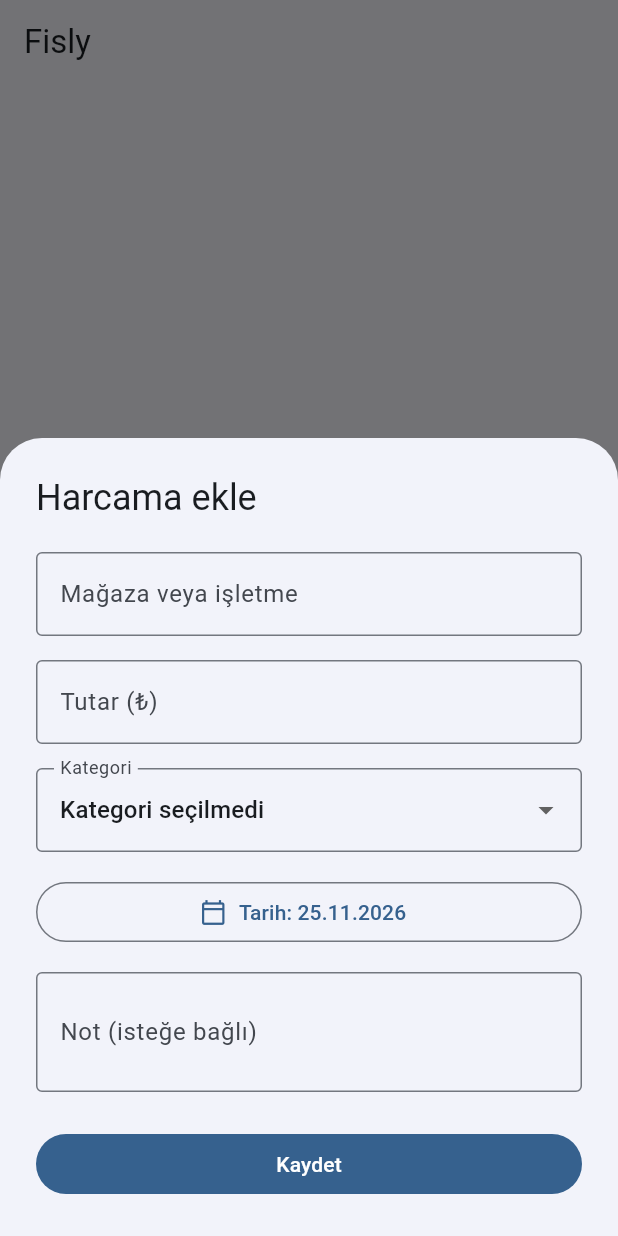
After one commit to uygrgcmn/fisly, a Flutter app: the screen it shows after launch, after a tap on "Harcama ekle", on a phone screen of 412 x 824 dp. The commit adds this screen. Run offline on Flutter 3.47's test engine with Material 3 defaults, Android fonts, the phone set to English and light mode, and no system bars; our stand-ins replace drift, drift_flutter, flutter_riverpod, go_router, material_ui; accounts and stored records are empty; generated files the repository leaves out were written again.

Commit message:
feat(expenses): add offline CRUD workflow

```diff
--- /dev/null
+++ b/lib/core/database/database_provider.dart
@@ -0,0 +1,13 @@
+import 'dart:async';
+
+import 'package:flutter_riverpod/flutter_riverpod.dart';
+
+import 'app_database.dart';
+
+final appDatabaseProvider = Provider<AppDatabase>((ref) {
+  final database = AppDatabase();
+  ref.onDispose(() {
+    unawaited(database.close());
+  });
+  return database;
+});
--- /dev/null
+++ b/lib/features/categories/data/categories_repository.dart
@@ -0,0 +1,68 @@
+import 'package:drift/drift.dart';
+
+import '../../../core/database/app_database.dart';
+import '../domain/category.dart';
+
+class CategoriesRepository {
+  const CategoriesRepository(this._database);
+
+  static const _defaultCategoryNames = [
+    'Yemek',
+    'Market',
+    'Ulaşım',
+    'Faturalar',
+    'Alışveriş',
+    'Sağlık',
+    'Eğlence',
+    'Diğer',
+  ];
+
+  final AppDatabase _database;
+
+  Stream<List<Category>> watchCategories() {
+    final query = _database.select(_database.categories)
+      ..orderBy([(row) => OrderingTerm.asc(row.name)]);
+
+    return query.watch().map(
+      (rows) => rows
+          .map(
+            (row) => Category(
+              id: row.id,
+              name: row.name,
+              isDefault: row.isDefault,
+              createdAt: row.createdAt,
+              updatedAt: row.updatedAt,
+            ),
+          )
+          .toList(growable: false),
+    );
+  }
+
+  Future<void> ensureDefaultCategories() async {
+    await _database.transaction(() async {
+      final existing = await (_database.select(
+        _database.categories,
+      )..where((row) => row.isDefault.equals(true))).get();
+      final existingNames = existing.map((row) => row.name).toSet();
+      final missingNames = _defaultCategoryNames
+          .where((name) => !existingNames.contains(name))
+          .toList(growable: false);
+
+      if (missingNames.isEmpty) return;
+
+      await _database.batch((batch) {
+        batch.insertAll(
+          _database.categories,
+          missingNames
+              .map(
+                (name) => CategoriesCompanion.insert(
+                  name: name,
+                  isDefault: const Value(true),
+                ),
+              )
+              .toList(growable: false),
+        );
+      });
+    });
+  }
+}
--- a/lib/features/categories/data/categories_table.dart
+++ b/lib/features/categories/data/categories_table.dart
@@ -1,6 +1,7 @@
 import 'package:drift/drift.dart';
 import 'package:uuid/uuid.dart';
 
+@DataClassName('CategoryRow')
 class Categories extends Table {
   TextColumn get id => text().clientDefault(() => Uuid().v4())();
 
--- /dev/null
+++ b/lib/features/categories/domain/category.dart
@@ -0,0 +1,15 @@
+class Category {
+  const Category({
+    required this.id,
+    required this.name,
+    required this.isDefault,
+    required this.createdAt,
+    required this.updatedAt,
+  });
+
+  final String id;
+  final String name;
+  final bool isDefault;
+  final DateTime createdAt;
+  final DateTime updatedAt;
+}
--- /dev/null
+++ b/lib/features/categories/presentation/categories_providers.dart
@@ -0,0 +1,15 @@
+import 'package:flutter_riverpod/flutter_riverpod.dart';
+
+import '../../../core/database/database_provider.dart';
+import '../data/categories_repository.dart';
+import '../domain/category.dart';
+
+final categoriesRepositoryProvider = Provider<CategoriesRepository>((ref) {
+  return CategoriesRepository(ref.watch(appDatabaseProvider));
+});
+
+final categoriesProvider = StreamProvider<List<Category>>((ref) async* {
+  final repository = ref.watch(categoriesRepositoryProvider);
+  await repository.ensureDefaultCategories();
+  yield* repository.watchCategories();
+});
--- /dev/null
+++ b/lib/features/expenses/presentation/expense_form_sheet.dart
@@ -0,0 +1,260 @@
+import 'package:material_ui/material_ui.dart';
+import 'package:flutter_riverpod/flutter_riverpod.dart';
+
+import '../../../features/categories/presentation/categories_providers.dart';
+import '../domain/expense.dart';
+import 'expenses_providers.dart';
+
+class ExpenseFormSheet extends ConsumerStatefulWidget {
+  const ExpenseFormSheet({super.key, this.expense});
+
+  final Expense? expense;
+
+  @override
+  ConsumerState<ExpenseFormSheet> createState() => _ExpenseFormSheetState();
+}
+
+class _ExpenseFormSheetState extends ConsumerState<ExpenseFormSheet> {
+  final _formKey = GlobalKey<FormState>();
+  late final TextEditingController _merchantController;
+  late final TextEditingController _amountController;
+  late final TextEditingController _noteController;
+  late DateTime _occurredAt;
+  String? _categoryId;
+  bool _isSaving = false;
+
+  @override
+  void initState() {
+    super.initState();
+    final expense = widget.expense;
+    _merchantController = TextEditingController(text: expense?.merchant);
+    _amountController = TextEditingController(
+      text: expense == null ? '' : _formatAmount(expense.amountMinorUnits),
+    );
+    _noteController = TextEditingController(text: expense?.note);
+    _occurredAt = expense?.occurredAt ?? DateTime.now();
+    _categoryId = expense?.categoryId;
+  }
+
+  @override
+  void dispose() {
+    _merchantController.dispose();
+    _amountController.dispose();
+    _noteController.dispose();
+    super.dispose();
+  }
+
+  @override
+  Widget build(BuildContext context) {
+    final categoriesAsync = ref.watch(categoriesProvider);
+
+    return Padding(
+      padding: EdgeInsets.only(bottom: MediaQuery.viewInsetsOf(context).bottom),
+      child: SafeArea(
+        child: SingleChildScrollView(
+          padding: const EdgeInsets.all(24),
+          child: Form(
+            key: _formKey,
+            child: Column(
+              mainAxisSize: MainAxisSize.min,
+              crossAxisAlignment: CrossAxisAlignment.stretch,
+              children: [
+                Text(
+                  widget.expense == null ? 'Harcama ekle' : 'Harcamayı düzenle',
+                  style: Theme.of(context).textTheme.headlineSmall,
+                ),
+                const SizedBox(height: 20),
+                TextFormField(
+                  key: const Key('merchant-field'),
+                  controller: _merchantController,
+                  decoration: const InputDecoration(
+                    labelText: 'Mağaza veya işletme',
+                    border: OutlineInputBorder(),
+                  ),
+                  textCapitalization: TextCapitalization.words,
+                  validator: (value) => value == null || value.trim().isEmpty
+                      ? 'Bu alan zorunludur.'
+                      : null,
+                ),
+                const SizedBox(height: 16),
+                TextFormField(
+                  key: const Key('amount-field'),
+                  controller: _amountController,
+                  decoration: const InputDecoration(
+                    labelText: 'Tutar (₺)',
+                    hintText: 'Örn. 125,50',
+                    border: OutlineInputBorder(),
+                  ),
+                  keyboardType: const TextInputType.numberWithOptions(
+                    decimal: true,
+                  ),
+                  validator: (value) =>
+                      _parseAmountMinorUnits(value ?? '') == null
+                      ? 'Geçerli bir tutar girin.'
+                      : null,
+                ),
+                const SizedBox(height: 16),
+                categoriesAsync.when(
+                  data: (categories) => DropdownButtonFormField<String>(
+                    key: const Key('category-field'),
+                    initialValue: _categoryId,
+                    decoration: const InputDecoration(
+                      labelText: 'Kategori',
+                      border: OutlineInputBorder(),
+                    ),
+                    items: [
+                      const DropdownMenuItem<String>(
+                        value: null,
+                        child: Text('Kategori seçilmedi'),
+                      ),
+                      ...categories.map(
+                        (category) => DropdownMenuItem<String>(
+                          value: category.id,
+                          child: Text(category.name),
+                        ),
+                      ),
+                    ],
+                    onChanged: (value) => setState(() => _categoryId = value),
+                  ),
+                  loading: () => const LinearProgressIndicator(),
+                  error: (error, _) => Text(
+                    'Kategoriler yüklenemedi: $error',
+                    style: TextStyle(
+                      color: Theme.of(context).colorScheme.error,
+                    ),
+                  ),
+                ),
+                const SizedBox(height: 16),
+                OutlinedButton.icon(
+                  onPressed: _selectDate,
+                  icon: const Icon(Icons.calendar_today_outlined),
+                  label: Text('Tarih: ${_formatDate(_occurredAt)}'),
+                ),
+                const SizedBox(height: 16),
+                TextFormField(
+                  key: const Key('note-field'),
+                  controller: _noteController,
+                  decoration: const InputDecoration(
+                    labelText: 'Not (isteğe bağlı)',
+                    border: OutlineInputBorder(),
+                  ),
+                  textCapitalization: TextCapitalization.sentences,
+                  maxLines: 2,
+                ),
+                const SizedBox(height: 24),
+                FilledButton(
+                  key: const Key('save-expense-button'),
+                  onPressed: _isSaving || !categoriesAsync.hasValue
+                      ? null
+                      : _saveExpense,
+                  child: Text(_isSaving ? 'Kaydediliyor...' : 'Kaydet'),
+                ),
+              ],
+            ),
+          ),
+        ),
+      ),
+    );
+  }
+
+  Future<void> _selectDate() async {
+    final selectedDate = await showDatePicker(
+      context: context,
+      initialDate: _occurredAt,
+      firstDate: DateTime(2000),
+      lastDate: DateTime.now().add(const Duration(days: 365 * 5)),
+    );
+    if (selectedDate != null) {
+      setState(() => _occurredAt = selectedDate);
+    }
+  }
+
+  Future<void> _saveExpense() async {
+    if (!_formKey.currentState!.validate()) return;
+
+    final amountMinorUnits = _parseAmountMinorUnits(_amountController.text);
+    if (amountMinorUnits == null) return;
+
+    setState(() => _isSaving = true);
+    try {
+      final repository = ref.read(expensesRepositoryProvider);
+      final existingExpense = widget.expense;
+      if (existingExpense == null) {
+        await repository.addExpense(
+          merchant: _merchantController.text.trim(),
+          amountMinorUnits: amountMinorUnits,
+          occurredAt: _occurredAt,
+          categoryId: _categoryId,
+          note: _optionalText(_noteController.text),
+        );
+      } else {
+        final updated = Expense(
+          id: existingExpense.id,
+          merchant: _merchantController.text.trim(),
+          amountMinorUnits: amountMinorUnits,
+          currencyCode: existingExpense.currencyCode,
+          occurredAt: _occurredAt,
+          categoryId: _categoryId,
+          note: _optionalText(_noteController.text),
+          receiptImagePath: existingExpense.receiptImagePath,
+          createdAt: existingExpense.createdAt,
+          updatedAt: existingExpense.updatedAt,
+        );
+        final wasUpdated = await repository.updateExpense(updated);
+        if (!wasUpdated) {
+          throw StateError('The expense no longer exists.');
+        }
+      }
+
+      if (mounted) Navigator.of(context).pop();
+    } catch (error) {
+      if (!mounted) return;
+      ScaffoldMessenger.of(
+        context,
+      ).showSnackBar(SnackBar(content: Text('Harcama kaydedilemedi: $error')));
+    } finally {
+      if (mounted) setState(() => _isSaving = false);
+    }
+  }
+}
+
+int? _parseAmountMinorUnits(String input) {
+  final normalized = input.trim().replaceAll(',', '.');
+  final parts = normalized.split('.');
+  if (parts.length > 2) return null;
+
+  final wholeText = parts.first.isEmpty ? '0' : parts.first;
+  final fractionText = parts.length == 1 ? '' : parts.last;
+  if (!RegExp(r'^\d+$').hasMatch(wholeText) ||
+      (fractionText.isNotEmpty && !RegExp(r'^\d+$').hasMatch(fractionText)) ||
+      fractionText.length > 2) {
+    return null;
+  }
+
+  final wholeUnits = int.tryParse(wholeText);
+  final minorUnits = int.tryParse(fractionText.padRight(2, '0')) ?? 0;
+  if (wholeUnits == null ||
+      (wholeUnits == 0 && minorUnits == 0) ||
+      wholeUnits > (0x7fffffffffffffff - minorUnits) ~/ 100) {
+    return null;
+  }
+
+  return wholeUnits * 100 + minorUnits;
+}
+
+String _formatAmount(int amountMinorUnits) {
+  final wholeUnits = amountMinorUnits ~/ 100;
+  final minorUnits = (amountMinorUnits % 100).toString().padLeft(2, '0');
+  return '$wholeUnits,$minorUnits';
+}
+
+String _formatDate(DateTime date) {
+  final day = date.day.toString().padLeft(2, '0');
+  final month = date.month.toString().padLeft(2, '0');
+  return '$day.$month.${date.year}';
+}
+
+String? _optionalText(String input) {
+  final value = input.trim();
+  return value.isEmpty ? null : value;
+}
--- /dev/null
+++ b/lib/features/expenses/presentation/expenses_providers.dart
@@ -0,0 +1,13 @@
+import 'package:flutter_riverpod/flutter_riverpod.dart';
+
+import '../../../core/database/database_provider.dart';
+import '../data/expenses_repository.dart';
+import '../domain/expense.dart';
+
+final expensesRepositoryProvider = Provider<ExpensesRepository>((ref) {
+  return ExpensesRepository(ref.watch(appDatabaseProvider));
+});
+
+final expensesProvider = StreamProvider<List<Expense>>((ref) {
+  return ref.watch(expensesRepositoryProvider).watchExpenses();
+});
--- a/lib/features/home/presentation/home_screen.dart
+++ b/lib/features/home/presentation/home_screen.dart
@@ -1,13 +1,49 @@
+import 'package:flutter_riverpod/flutter_riverpod.dart';
 import 'package:material_ui/material_ui.dart';
 
-class HomeScreen extends StatelessWidget {
+import '../../../features/categories/domain/category.dart';
+import '../../../features/categories/presentation/categories_providers.dart';
+import '../../../features/expenses/domain/expense.dart';
+import '../../../features/expenses/presentation/expense_form_sheet.dart';
+import '../../../features/expenses/presentation/expenses_providers.dart';
+
+class HomeScreen extends ConsumerWidget {
   const HomeScreen({super.key});
 
   @override
-  Widget build(BuildContext context) {
+  Widget build(BuildContext context, WidgetRef ref) {
+    final expensesAsync = ref.watch(expensesProvider);
+    final categoriesAsync = ref.watch(categoriesProvider);
+
     return Scaffold(
       appBar: AppBar(title: const Text('Fisly')),
-      body: Center(
+      body: expensesAsync.when(
+        data: (expenses) => categoriesAsync.when(
+          data: (categories) =>
+              _buildExpenseList(context, ref, expenses, categories),
+          loading: () => const Center(child: CircularProgressIndicator()),
+          error: (error, _) => _buildError('Kategoriler yüklenemedi: $error'),
+        ),
+        loading: () => const Center(child: CircularProgressIndicator()),
+        error: (error, _) => _buildError('Harcamalar yüklenemedi: $error'),
+      ),
+      floatingActionButton: FloatingActionButton.extended(
+        key: const Key('add-expense-button'),
+        onPressed: () => _showExpenseForm(context),
+        icon: const Icon(Icons.add),
+        label: const Text('Harcama ekle'),
+      ),
+    );
+  }
+
+  Widget _buildExpenseList(
+    BuildContext context,
+    WidgetRef ref,
+    List<Expense> expenses,
+    List<Category> categories,
+  ) {
+    if (expenses.isEmpty) {
+      return Center(
         child: Padding(
           padding: const EdgeInsets.all(24),
           child: Column(
@@ -20,7 +56,7 @@ class HomeScreen extends StatelessWidget {
               ),
               const SizedBox(height: 24),
               Text(
-                'Merhaba Uygar, yeni uygulamana hoş geldin!',
+                'Henüz harcama yok',
                 style: Theme.of(context).textTheme.headlineSmall,
                 textAlign: TextAlign.center,
               ),
@@ -33,7 +69,121 @@ class HomeScreen extends StatelessWidget {
             ],
           ),
         ),
+      );
+    }
+
+    final categoryNames = {
+      for (final category in categories) category.id: category.name,
+    };
+
+    return ListView.separated(
+      padding: const EdgeInsets.fromLTRB(16, 16, 16, 88),
+      itemCount: expenses.length,
+      separatorBuilder: (context, index) => const SizedBox(height: 8),
+      itemBuilder: (context, index) {
+        final expense = expenses[index];
+        final categoryName = expense.categoryId == null
+            ? 'Kategorisiz'
+            : categoryNames[expense.categoryId] ?? 'Kategorisiz';
+
+        return Card(
+          child: ListTile(
+            key: ValueKey('expense-${expense.id}'),
+            title: Text(expense.merchant),
+            subtitle: Text(
+              '$categoryName · ${_formatDate(expense.occurredAt)}',
+            ),
+            trailing: Row(
+              mainAxisSize: MainAxisSize.min,
+              children: [
+                Text(_formatAmount(expense.amountMinorUnits)),
+                PopupMenuButton<String>(
+                  tooltip: 'Harcama işlemleri',
+                  onSelected: (action) {
+                    if (action == 'edit') {
+                      _showExpenseForm(context, expense: expense);
+                    } else {
+                      _confirmDelete(context, ref, expense);
+                    }
+                  },
+                  itemBuilder: (context) => const [
+                    PopupMenuItem(value: 'edit', child: Text('Düzenle')),
+                    PopupMenuItem(value: 'delete', child: Text('Sil')),
+                  ],
+                ),
+              ],
+            ),
+          ),
+        );
+      },
+    );
+  }
+
+  Widget _buildError(String message) {
+    return Center(
+      child: Padding(
+        padding: const EdgeInsets.all(24),
+        child: Text(message, textAlign: TextAlign.center),
       ),
     );
   }
+
+  void _showExpenseForm(BuildContext context, {Expense? expense}) {
+    showModalBottomSheet<void>(
+      context: context,
+      isScrollControlled: true,
+      builder: (context) => ExpenseFormSheet(expense: expense),
+    );
+  }
+
+  Future<void> _confirmDelete(
+    BuildContext context,
+    WidgetRef ref,
+    Expense expense,
+  ) async {
+    final confirmed = await showDialog<bool>(
+      context: context,
+      builder: (context) => AlertDialog(
+        title: const Text('Harcamayı sil?'),
+        content: Text('"${expense.merchant}" kaydı kalıcı olarak silinecek.'),
+        actions: [
+          TextButton(
+            onPressed: () => Navigator.pop(context, false),
+            child: const Text('Vazgeç'),
+          ),
+          FilledButton(
+            key: const Key('confirm-delete-button'),
+            onPressed: () => Navigator.pop(context, true),
+            child: const Text('Sil'),
+          ),
+        ],
+      ),
+    );
+    if (confirmed != true || !context.mounted) return;
+
+    try {
+      final wasDeleted = await ref
+          .read(expensesRepositoryProvider)
+          .deleteExpense(expense.id);
+      if (!wasDeleted) {
+        throw StateError('The expense no longer exists.');
+      }
+    } catch (error) {
+      if (!context.mounted) return;
+      ScaffoldMessenger.of(context)
+          .showSnackBar(SnackBar(content: Text('Harcama silinemedi: $error')));
+    }
+  }
 }
+
+String _formatAmount(int amountMinorUnits) {
+  final wholeUnits = amountMinorUnits ~/ 100;
+  final minorUnits = (amountMinorUnits % 100).toString().padLeft(2, '0');
+  return '₺$wholeUnits,$minorUnits';
+}
+
+String _formatDate(DateTime date) {
+  final day = date.day.toString().padLeft(2, '0');
+  final month = date.month.toString().padLeft(2, '0');
+  return '$day.$month.${date.year}';
+}
```
Also changed, not shown: lib/core/database/app_database.g.dart, 4 other files.
